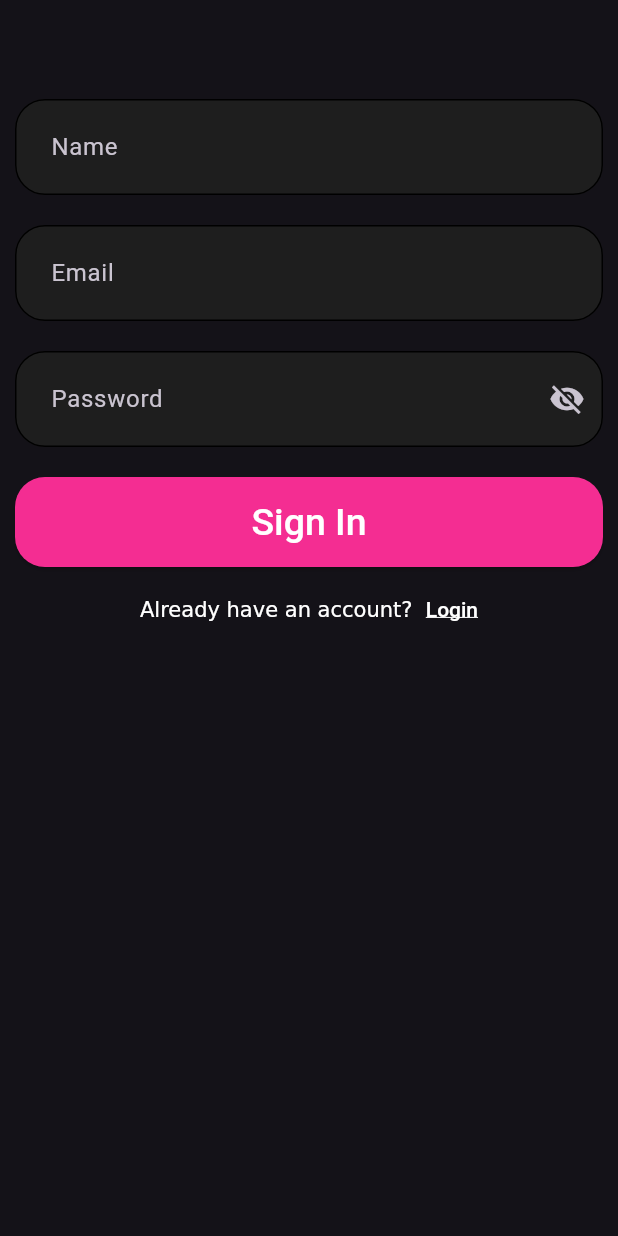
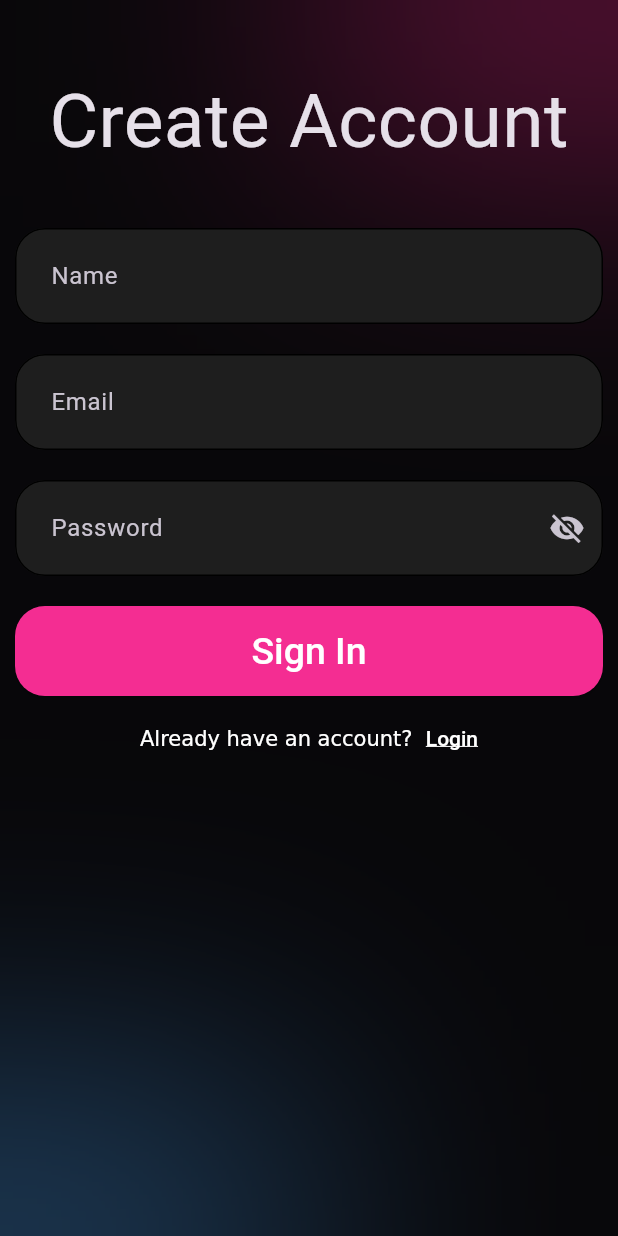
Before and after one commit to AnandhuA/TransactionsApp, a Flutter app: the screen it shows after launch, after a tap on "Sign In", on a phone screen of 412 x 824 dp. Run offline on Flutter 3.47's test engine with Material 3 defaults, Android fonts, the phone set to English and light mode, and no system bars; our stand-ins replace carousel_slider, firebase_auth, firebase_core, fl_chart, flutter_bloc, lottie and 1 more; accounts and stored records are empty.

Commit message:
ui changes

```diff
--- a/lib/main.dart
+++ b/lib/main.dart
@@ -4,7 +4,8 @@ import 'package:flutter_bloc/flutter_bloc.dart';
 import 'package:transaction_app/data/bloc/autentication/authentication_bloc.dart';
 import 'package:transaction_app/data/bloc/featch_details/featch_details_bloc.dart';
 import 'package:transaction_app/firebase_options.dart';
-import 'package:transaction_app/screens/intro_screen.dart';
+
+import 'package:transaction_app/screens/splash_screen.dart';
 
 void main() async {
   WidgetsFlutterBinding.ensureInitialized();
@@ -28,7 +29,7 @@ class MyApp extends StatelessWidget {
       ],
       child: MaterialApp(
         debugShowCheckedModeBanner: false,
-        home: IntroScreen(),
+        home: const SplashScreen(),
         darkTheme: ThemeData.dark(),
         themeMode: ThemeMode.dark,
       ),
--- a/lib/network/fire_base_function.dart
+++ b/lib/network/fire_base_function.dart
@@ -40,4 +40,6 @@ class AuthenticationRepo {
       }
     }
   }
+
+
 }
--- a/lib/screens/intro_screen.dart
+++ b/lib/screens/intro_screen.dart
@@ -1,5 +1,6 @@
 import 'package:flutter/gestures.dart';
 import 'package:flutter/material.dart';
+import 'package:lottie/lottie.dart';
 import 'package:transaction_app/core/background.dart';
 import 'package:transaction_app/core/const_size.dart';
 import 'package:transaction_app/core/styles.dart';
@@ -18,6 +19,11 @@ class IntroScreen extends StatelessWidget {
           child: Column(
             children: [
               const Spacer(),
+              Lottie.asset(
+                "assets/intro.json",
+                repeat: false,
+              ),
+              height35,
               ElevatedButton(
                 style: elevatedButtonStyle,
                 onPressed: () {
@@ -59,7 +65,7 @@ class IntroScreen extends StatelessWidget {
                   ),
                 ),
               ),
-              height30
+              const Spacer()
             ],
           ),
         ),
--- a/lib/screens/profile_screen.dart
+++ b/lib/screens/profile_screen.dart
@@ -1,5 +1,6 @@
 import 'package:flutter/material.dart';
 import 'package:transaction_app/core/background.dart';
+import 'package:transaction_app/core/const_size.dart';
 
 import 'package:transaction_app/models/model.dart';
 
@@ -18,6 +19,7 @@ class ProfileScreen extends StatelessWidget {
             padding: const EdgeInsets.symmetric(horizontal: 20),
             child: Column(
               children: [
+                height25,
                 Row(
                   children: [
                     const CircleAvatar(
--- a/lib/screens/sign_in_screen.dart
+++ b/lib/screens/sign_in_screen.dart
@@ -1,6 +1,7 @@
 import 'package:flutter/gestures.dart';
 import 'package:flutter/material.dart';
 import 'package:flutter_bloc/flutter_bloc.dart';
+import 'package:transaction_app/core/background.dart';
 import 'package:transaction_app/core/colors.dart';
 import 'package:transaction_app/core/const_size.dart';
 import 'package:transaction_app/core/styles.dart';
@@ -21,7 +22,6 @@ class SignInScreen extends StatelessWidget {
   @override
   Widget build(BuildContext context) {
     return Scaffold(
-      appBar: AppBar(),
       body: BlocConsumer<AuthenticationBloc, AuthenticationState>(
         listener: (context, state) {
           if (state is AuthenticationErrorState) {
@@ -38,13 +38,21 @@ class SignInScreen extends StatelessWidget {
           }
         },
         builder: (context, state) {
-          return Padding(
+          return Background(
+            child: SafeArea(
+              child: Padding(
                 padding: const EdgeInsets.all(10),
                 child: SingleChildScrollView(
                   child: Form(
                       key: _formKey,
                       child: Column(
                         children: [
+                          height35,
+                          const Text(
+                            "Create Account",
+                            style: TextStyle(fontSize: 50),
+                          ),
+                          height35,
                           TextFieldWidget(
                             labelText: "Name",
                             keyboardType: TextInputType.emailAddress,
@@ -77,7 +85,8 @@ class SignInScreen extends StatelessWidget {
                                             SignUpEvent(
                                                 name: _nameController.text,
                                                 email: _emailController.text,
-                                            password: _passwordController.text),
+                                                password:
+                                                    _passwordController.text),
                                           );
                                     }
                                   },
@@ -116,6 +125,8 @@ class SignInScreen extends StatelessWidget {
                         ],
                       )),
                 ),
+              ),
+            ),
           );
         },
       ),
--- /dev/null
+++ b/lib/screens/splash_screen.dart
@@ -0,0 +1,58 @@
+import 'dart:async';
+import 'package:firebase_auth/firebase_auth.dart';
+import 'package:flutter/material.dart';
+import 'package:lottie/lottie.dart';
+import 'package:transaction_app/core/background.dart';
+import 'package:transaction_app/screens/home_screen.dart';
+import 'package:transaction_app/screens/intro_screen.dart';
+
+class SplashScreen extends StatefulWidget {
+  const SplashScreen({super.key});
+
+  @override
+  State<SplashScreen> createState() => _SplashScreenState();
+}
+
+class _SplashScreenState extends State<SplashScreen> {
+  @override
+  void initState() {
+    goToSignup();
+    // featchProductes();
+    super.initState();
+  }
+
+  @override
+  Widget build(BuildContext context) {
+    return Scaffold(
+      body: Background(
+        child: Center(
+          child: Lottie.asset("assets/splash.json"),
+        ),
+      ),
+    );
+  }
+
+  void goToSignup() async {
+    Timer(const Duration(seconds: 2), () {
+      final firebaseAuth = FirebaseAuth.instance;
+
+      if (firebaseAuth.currentUser == null) {
+        Navigator.pushAndRemoveUntil(
+          context,
+          MaterialPageRoute(
+            builder: (context) => const IntroScreen(),
+          ),
+          (route) => false,
+        );
+      } else {
+        Navigator.pushAndRemoveUntil(
+          context,
+          MaterialPageRoute(
+            builder: (context) => const HomeScreen(),
+          ),
+          (route) => false,
+        );
+      }
+    });
+  }
+}
```
Also changed, not shown: assets/intro.json (added, +1 -0 lines), assets/splash.json (added, +1 -0 lines), assets/splashLoading.json (added, +1 -0 lines), lib/screens/home_screen.dart (+45 -5 lines), lib/screens/login_screen.dart (+8 -1 lines), lib/screens/widgets/confirmation_diloge.dart (added, +42 -0 lines), 1 other file. Lines whose indentation alone changed are shown as unchanged.
